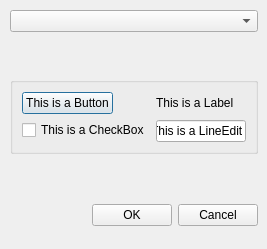
Qt form application/QtSquid/QtSquid/Settings.ui (TrueAbastien/StageQApp) before a commit.
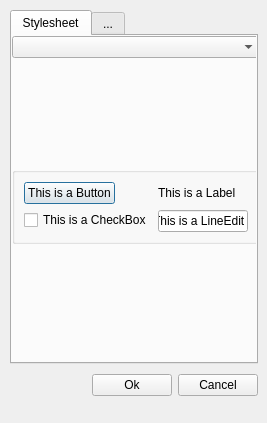
The same form after that commit.

The edit to the form file:
```diff
--- a/application/QtSquid/QtSquid/Settings.ui
+++ b/application/QtSquid/QtSquid/Settings.ui
@@ -7,7 +7,7 @@
     <x>0</x>
     <y>0</y>
     <width>267</width>
-    <height>249</height>
+    <height>423</height>
    </rect>
   </property>
   <property name="windowTitle">
@@ -19,10 +19,29 @@
      <x>10</x>
      <y>10</y>
      <width>248</width>
-     <height>221</height>
+     <height>391</height>
     </rect>
    </property>
-   <layout class="QVBoxLayout" name="style_VLayout">
+   <layout class="QVBoxLayout" name="VLayout_Container">
+    <item>
+     <widget class="QTabWidget" name="pagination">
+      <property name="currentIndex">
+       <number>0</number>
+      </property>
+      <widget class="QWidget" name="Stylesheet">
+       <attribute name="title">
+        <string>Stylesheet</string>
+       </attribute>
+       <widget class="QWidget" name="verticalLayoutWidget_2">
+        <property name="geometry">
+         <rect>
+          <x>0</x>
+          <y>0</y>
+          <width>248</width>
+          <height>311</height>
+         </rect>
+        </property>
+        <layout class="QVBoxLayout" name="style_VLayout_1">
     <item>
      <widget class="QComboBox" name="style_dropdownMenu">
       <property name="currentText">
@@ -49,28 +68,28 @@
        <bool>false</bool>
       </property>
       <layout class="QFormLayout" name="style_FLayout_1">
-       <item row="0" column="0">
+            <item row="1" column="0">
         <widget class="QPushButton" name="style_btnTest">
          <property name="text">
           <string>This is a Button</string>
          </property>
         </widget>
        </item>
-       <item row="0" column="1">
+            <item row="1" column="1">
         <widget class="QLabel" name="style_labelTest">
          <property name="text">
           <string>This is a Label</string>
          </property>
         </widget>
        </item>
-       <item row="1" column="0">
+            <item row="2" column="0">
         <widget class="QCheckBox" name="style_checkboxTest">
          <property name="text">
           <string>This is a CheckBox</string>
          </property>
         </widget>
        </item>
-       <item row="1" column="1">
+            <item row="2" column="1">
         <widget class="QLineEdit" name="style_editTest">
          <property name="inputMask">
           <string/>
@@ -96,8 +115,18 @@
       </property>
      </spacer>
     </item>
+        </layout>
+       </widget>
+      </widget>
+      <widget class="QWidget" name="unknown">
+       <attribute name="title">
+        <string>...</string>
+       </attribute>
+      </widget>
+     </widget>
+    </item>
     <item>
-     <layout class="QHBoxLayout" name="style_HLayout_2">
+     <layout class="QHBoxLayout" name="HLayout_0">
       <property name="spacing">
        <number>6</number>
       </property>
@@ -129,7 +158,7 @@
       <item>
        <widget class="QPushButton" name="okButton">
         <property name="text">
-         <string>OK</string>
+         <string>Ok</string>
         </property>
        </widget>
       </item>
```
Left out of the diff: 16 changed lines with no effect on the pictures. Lines whose indentation alone changed are shown as unchanged.
